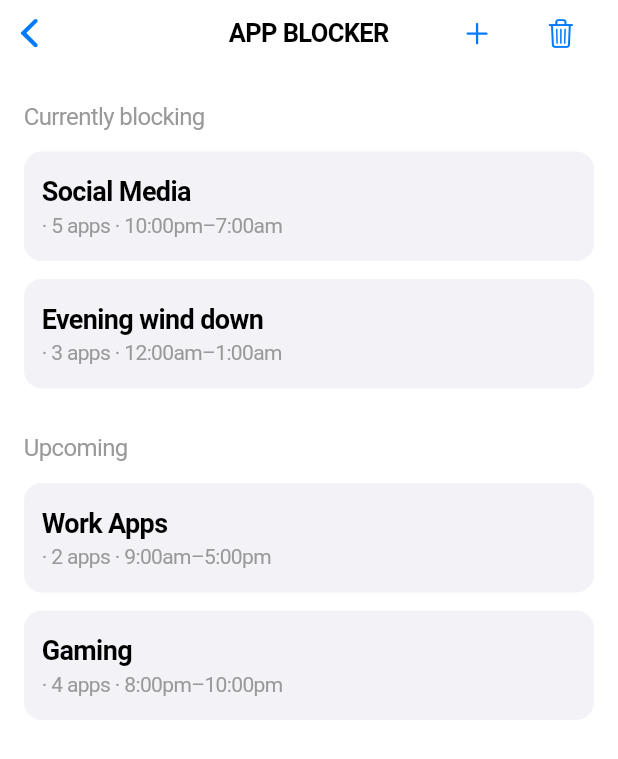
After one commit to farhan-navas/monday, a Flutter app: the BlockerPage screen opened directly, on a phone screen of 412 x 824 dp. The commit adds this screen. Shown: the top 759 px of the screen. Run offline on Flutter 3.47's test engine with Material 3 defaults, Android fonts, the phone set to English and light mode, and no system bars; our stand-ins replace geocoding, geolocator, google_fonts, lottie, uni_links; missing offline and left inert: cupertino_sidebar; statements that could not run were skipped.

Commit message:
add app blocker ui + adjust squishing of content with row

```diff
--- /dev/null
+++ b/lib/src/features/blocker/data/blocker_model.dart
@@ -0,0 +1,13 @@
+class BlockerModel {
+  final String name;
+  final int appCount;
+  final String schedule;
+  bool isSelected;
+
+  BlockerModel({
+    required this.name,
+    required this.appCount,
+    required this.schedule,
+    this.isSelected = false,
+  });
+}
--- /dev/null
+++ b/lib/src/features/blocker/presentation/blocker_page.dart
@@ -0,0 +1,96 @@
+import 'package:flutter/cupertino.dart';
+import 'package:monday/src/features/blocker/data/blocker_model.dart';
+import 'blocker_widget.dart';
+
+class BlockerPage extends StatefulWidget {
+  const BlockerPage({super.key});
+
+  @override
+  State<BlockerPage> createState() => _BlockerPageState();
+}
+
+class _BlockerPageState extends State<BlockerPage> {
+  final List<BlockerModel> _profiles = [
+    BlockerModel(name: 'Social Media', appCount: 5, schedule: '10:00pm–7:00am'),
+    BlockerModel(
+      name: 'Evening wind down',
+      appCount: 3,
+      schedule: '12:00am–1:00am',
+    ),
+    BlockerModel(name: 'Work Apps', appCount: 2, schedule: '9:00am–5:00pm'),
+    BlockerModel(name: 'Gaming', appCount: 4, schedule: '8:00pm–10:00pm'),
+  ];
+
+  bool _deleteMode = false;
+
+  List<BlockerModel> get _currentlyBlocking =>
+      _profiles.take(2).toList(); // replace with real logic
+  List<BlockerModel> get _upcoming =>
+      _profiles.skip(2).toList(); // replace with real logic
+
+  void _toggleDeleteMode() {
+    setState(() {
+      _deleteMode = !_deleteMode;
+      if (!_deleteMode) _profiles.forEach((p) => p.isSelected = false);
+    });
+  }
+
+  void _deleteSelected() {
+    setState(() {
+      _profiles.removeWhere((p) => p.isSelected);
+      _deleteMode = false;
+    });
+  }
+
+  void _showAddSheet() => showAddSheet(context);
+
+  @override
+  Widget build(BuildContext context) {
+    return CupertinoPageScaffold(
+      navigationBar: CupertinoNavigationBar(
+        middle: const Text('APP BLOCKER'),
+        trailing: Row(
+          mainAxisSize: MainAxisSize.min,
+          children: [
+            CupertinoButton(
+              padding: EdgeInsets.zero,
+              child: const Icon(CupertinoIcons.add),
+              onPressed: _showAddSheet,
+            ),
+            const SizedBox(width: 12),
+            CupertinoButton(
+              padding: EdgeInsets.zero,
+              child: const Icon(CupertinoIcons.trash),
+              onPressed: _toggleDeleteMode,
+            ),
+          ],
+        ),
+      ),
+      child: Stack(
+        children: [
+          SafeArea(
+            child: SingleChildScrollView(
+              child: Column(
+                children: [
+                  buildSection(
+                    'Currently blocking',
+                    _currentlyBlocking,
+                    _deleteMode,
+                    (p) {
+                      setState(() => p.isSelected = !p.isSelected);
+                    },
+                  ),
+                  buildSection('Upcoming', _upcoming, _deleteMode, (p) {
+                    setState(() => p.isSelected = !p.isSelected);
+                  }),
+                  const SizedBox(height: 100),
+                ],
+              ),
+            ),
+          ),
+          if (_deleteMode) buildDeleteBar(_deleteSelected),
+        ],
+      ),
+    );
+  }
+}
--- /dev/null
+++ b/lib/src/features/blocker/presentation/blocker_widget.dart
@@ -0,0 +1,209 @@
+import 'package:flutter/cupertino.dart';
+import 'package:monday/src/features/blocker/data/blocker_model.dart';
+
+/// Builds a section with a grey title and list of profile cards.
+Widget buildSection(
+  String title,
+  List<BlockerModel> profiles,
+  bool deleteMode,
+  void Function(BlockerModel) onProfileTap,
+) {
+  return Column(
+    crossAxisAlignment: CrossAxisAlignment.start,
+    children: [
+      Padding(
+        padding: const EdgeInsets.fromLTRB(16, 24, 16, 8),
+        child: Text(
+          title,
+          style: const TextStyle(
+            fontSize: 16,
+            color: CupertinoColors.inactiveGray,
+          ),
+        ),
+      ),
+      ...profiles.map(
+        (p) => _ProfileCard(
+          profile: p,
+          deleteMode: deleteMode,
+          onTap: () => onProfileTap(p),
+        ),
+      ),
+    ],
+  );
+}
+
+/// The red delete bar at bottom with a single Delete button.
+Widget buildDeleteBar(VoidCallback onDelete) {
+  return Positioned(
+    bottom: 0,
+    left: 0,
+    right: 0,
+    child: Container(
+      color: CupertinoColors.systemRed,
+      padding: const EdgeInsets.symmetric(vertical: 12),
+      child: SafeArea(
+        top: false,
+        child: Center(
+          child: CupertinoButton(
+            child: const Text(
+              'Delete',
+              style: TextStyle(color: CupertinoColors.white, fontSize: 18),
+            ),
+            onPressed: onDelete,
+          ),
+        ),
+      ),
+    ),
+  );
+}
+
+/// A single profile card, with optional checkbox in delete mode.
+class _ProfileCard extends StatelessWidget {
+  final BlockerModel profile;
+  final bool deleteMode;
+  final VoidCallback onTap;
+
+  const _ProfileCard({
+    required this.profile,
+    required this.deleteMode,
+    required this.onTap,
+  });
+
+  @override
+  Widget build(BuildContext context) {
+    return GestureDetector(
+      onTap: deleteMode ? onTap : null,
+      child: Container(
+        margin: const EdgeInsets.symmetric(horizontal: 16, vertical: 6),
+        padding: const EdgeInsets.symmetric(horizontal: 12, vertical: 16),
+        decoration: BoxDecoration(
+          color: CupertinoColors.secondarySystemBackground.resolveFrom(context),
+          borderRadius: BorderRadius.circular(12),
+        ),
+        child: Row(
+          children: [
+            if (deleteMode)
+              Padding(
+                padding: const EdgeInsets.only(right: 12),
+                child: Icon(
+                  profile.isSelected
+                      ? CupertinoIcons.check_mark_circled_solid
+                      : CupertinoIcons.circle,
+                  color: profile.isSelected
+                      ? CupertinoColors.systemRed
+                      : CupertinoColors.inactiveGray,
+                  size: 24,
+                ),
+              ),
+            Expanded(
+              child: Column(
+                crossAxisAlignment: CrossAxisAlignment.start,
+                children: [
+                  Text(
+                    profile.name,
+                    style: const TextStyle(
+                      fontSize: 18,
+                      fontWeight: FontWeight.w600,
+                    ),
+                  ),
+                  const SizedBox(height: 4),
+                  Text(
+                    '· ${profile.appCount} apps · ${profile.schedule}',
+                    style: const TextStyle(
+                      fontSize: 14,
+                      color: CupertinoColors.inactiveGray,
+                    ),
+                  ),
+                ],
+              ),
+            ),
+          ],
+        ),
+      ),
+    );
+  }
+}
+
+/// Shows the “Create new recurring blocking” action sheet.
+void showAddSheet(BuildContext context) {
+  showCupertinoModalPopup(
+    context: context,
+    builder: (_) => CupertinoPopupSurface(
+      child: Container(
+        color: CupertinoColors.systemBackground.resolveFrom(context),
+        padding: const EdgeInsets.symmetric(vertical: 16),
+        child: Column(
+          mainAxisSize: MainAxisSize.min,
+          children: [
+            // Header
+            Padding(
+              padding: const EdgeInsets.symmetric(horizontal: 16),
+              child: Column(
+                children: const [
+                  Text(
+                    'Create new recurring blocking',
+                    style: TextStyle(fontSize: 20, fontWeight: FontWeight.bold),
+                    textAlign: TextAlign.center,
+                  ),
+                  SizedBox(height: 8),
+                  Text(
+                    'Learn more about blocking types',
+                    style: TextStyle(
+                      fontSize: 14,
+                      color: CupertinoColors.inactiveGray,
+                    ),
+                    textAlign: TextAlign.center,
+                  ),
+                ],
+              ),
+            ),
+            const SizedBox(height: 16),
+            // Options
+            _SheetOption(
+              'Time limit\nex: block after 1 hour of social media per day',
+            ),
+            _SheetOption(
+              'Time of day\nex: block social media apps in the morning',
+            ),
+            _SheetOption(
+              'All day (limited unblocks)\nex: 4 intentional sessions per day',
+            ),
+            // Cancel
+            CupertinoButton(
+              child: const Text('Cancel'),
+              onPressed: () => Navigator.of(context).pop(),
+            ),
+          ],
+        ),
+      ),
+    ),
+  );
+}
+
+class _SheetOption extends StatelessWidget {
+  final String text;
+  const _SheetOption(this.text);
+
+  @override
+  Widget build(BuildContext context) {
+    return GestureDetector(
+      onTap: () => Navigator.of(context).pop(), // TODO: wire up actions
+      child: Container(
+        padding: const EdgeInsets.symmetric(horizontal: 16, vertical: 12),
+        decoration: const BoxDecoration(
+          border: Border(bottom: BorderSide(color: CupertinoColors.separator)),
+        ),
+        child: Row(
+          children: [
+            Expanded(child: Text(text, style: const TextStyle(fontSize: 16))),
+            const Icon(
+              CupertinoIcons.forward,
+              size: 20,
+              color: CupertinoColors.inactiveGray,
+            ),
+          ],
+        ),
+      ),
+    );
+  }
+}
--- a/lib/src/features/settings/presentation/settings_page.dart
+++ b/lib/src/features/settings/presentation/settings_page.dart
@@ -8,13 +8,13 @@ class SettingsPage extends StatelessWidget {
   Widget build(BuildContext context) {
     return CupertinoPageScaffold(
       navigationBar: const CupertinoNavigationBar(
-        middle: Text('HEALTH BAR', style: TextStyle(fontSize: 24)),
+        middle: Text('SETTINGS', style: TextStyle(fontSize: 24)),
       ),
       child: SafeArea(
         child: ListView(
           children: const [
             TaskTile(
-              title: 'WE ARE ON THE HEALTH PAGE',
+              title: 'WE ARE ON THE SETTINGS PAGE',
               completed: false,
               avatarUrl: 'https://randomuser.me/api/portraits/men/32.jpg',
             ),
```
Also changed, not shown: lib/src/app.dart (+26 -14 lines), lib/src/features/tasks/data/task_model.dart (added), 1 other file.
